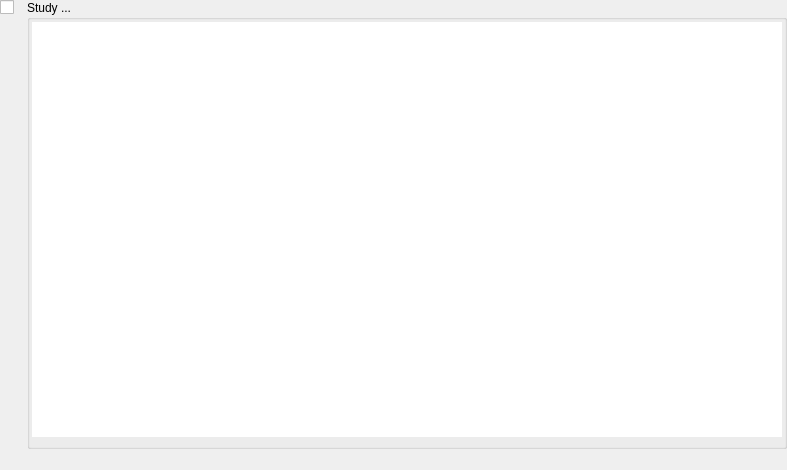
Before: the Qt Designer form Libs/DICOM/Widgets/Resources/UI/ctkDICOMStudyItemWidget.ui in Punzo/CTK, drawn with Qt 5.
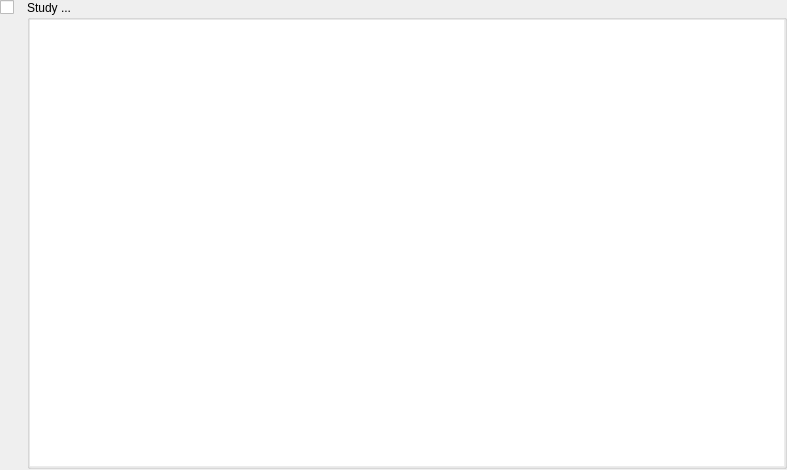
After: the same form once the commit is applied. Icons and pictures are not drawn. Custom widgets are drawn as their Qt base class.

Commit message: ENH: Added series model/view/delegate classes for visual dicom browser

Diff of the .ui file:
```diff
--- a/Libs/DICOM/Widgets/Resources/UI/ctkDICOMStudyItemWidget.ui
+++ b/Libs/DICOM/Widgets/Resources/UI/ctkDICOMStudyItemWidget.ui
@@ -31,6 +31,21 @@
    </property>
    <item>
     <layout class="QGridLayout" name="gridLayout">
+     <property name="leftMargin">
+      <number>0</number>
+     </property>
+     <property name="topMargin">
+      <number>0</number>
+     </property>
+     <property name="rightMargin">
+      <number>0</number>
+     </property>
+     <property name="bottomMargin">
+      <number>0</number>
+     </property>
+     <property name="spacing">
+      <number>3</number>
+     </property>
      <item row="0" column="0">
       <layout class="QVBoxLayout" name="verticalLayout">
        <item>
@@ -106,6 +121,21 @@
      </item>
      <item row="0" column="1">
       <layout class="QVBoxLayout" name="verticalLayout_3">
+       <property name="spacing">
+        <number>0</number>
+       </property>
+       <property name="leftMargin">
+        <number>0</number>
+       </property>
+       <property name="topMargin">
+        <number>0</number>
+       </property>
+       <property name="rightMargin">
+        <number>0</number>
+       </property>
+       <property name="bottomMargin">
+        <number>0</number>
+       </property>
        <item>
         <widget class="ctkCollapsibleGroupBox" name="StudyItemCollapsibleGroupBox">
          <property name="sizePolicy">
@@ -128,28 +158,22 @@
          </property>
          <layout class="QVBoxLayout" name="verticalLayout_2">
           <property name="spacing">
-           <number>7</number>
+           <number>0</number>
           </property>
           <property name="leftMargin">
-           <number>2</number>
+           <number>0</number>
           </property>
           <property name="topMargin">
-           <number>2</number>
+           <number>0</number>
           </property>
           <property name="rightMargin">
-           <number>2</number>
+           <number>0</number>
           </property>
           <property name="bottomMargin">
-           <number>2</number>
+           <number>0</number>
           </property>
           <item>
-           <widget class="QTableWidget" name="SeriesListTableWidget">
-            <property name="sizePolicy">
-             <sizepolicy hsizetype="Expanding" vsizetype="Expanding">
-              <horstretch>0</horstretch>
-              <verstretch>1</verstretch>
-             </sizepolicy>
-            </property>
+           <widget class="ctkDICOMSeriesTableView" name="SeriesListTableView">
             <property name="frameShape">
              <enum>QFrame::NoFrame</enum>
             </property>
@@ -168,38 +192,8 @@
             <property name="horizontalScrollMode">
              <enum>QAbstractItemView::ScrollPerPixel</enum>
             </property>
-            <property name="showGrid">
-             <bool>false</bool>
-            </property>
-            <property name="gridStyle">
-             <enum>Qt::NoPen</enum>
-            </property>
-            <property name="columnCount">
-             <number>6</number>
-            </property>
-            <attribute name="horizontalHeaderVisible">
-             <bool>false</bool>
-            </attribute>
-            <attribute name="horizontalHeaderHighlightSections">
-             <bool>false</bool>
-            </attribute>
-            <attribute name="verticalHeaderVisible">
-             <bool>false</bool>
-            </attribute>
-            <attribute name="verticalHeaderHighlightSections">
-             <bool>false</bool>
-            </attribute>
-            <column/>
-            <column/>
-            <column/>
-            <column/>
-            <column/>
-            <column/>
            </widget>
           </item>
-          <item>
-           <widget class="ctkDynamicSpacer" name="DynamicSpacer"/>
-          </item>
          </layout>
         </widget>
        </item>
@@ -218,22 +212,6 @@
        </item>
       </layout>
      </item>
-     <item row="2" column="0">
-      <spacer name="verticalSpacer_3">
-       <property name="orientation">
-        <enum>Qt::Vertical</enum>
-       </property>
-       <property name="sizeType">
-        <enum>QSizePolicy::Fixed</enum>
-       </property>
-       <property name="sizeHint" stdset="0">
-        <size>
-         <width>20</width>
-         <height>20</height>
-        </size>
-       </property>
-      </spacer>
-     </item>
     </layout>
    </item>
   </layout>
@@ -250,16 +228,16 @@
    <header>ctkCollapsibleGroupBox.h</header>
    <container>1</container>
   </customwidget>
-  <customwidget>
-   <class>ctkDynamicSpacer</class>
-   <extends>QWidget</extends>
-   <header>ctkDynamicSpacer.h</header>
-  </customwidget>
   <customwidget>
    <class>ctkPushButton</class>
    <extends>QPushButton</extends>
    <header>ctkPushButton.h</header>
   </customwidget>
+  <customwidget>
+   <class>ctkDICOMSeriesTableView</class>
+   <extends>QTableView</extends>
+   <header>ctkDICOMSeriesTableView.h</header>
+  </customwidget>
  </customwidgets>
  <resources>
   <include location="ctkDICOMWidget.qrc"/>
```
The commit also changes 16 other files.
